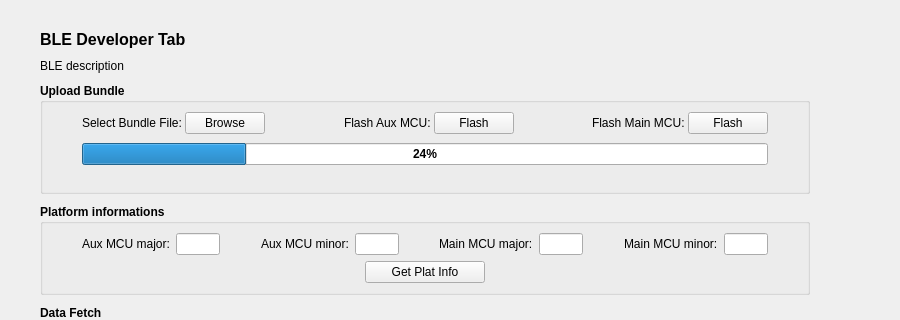
First picture: the form in src/BleDev.ui, repository mooltipass/moolticute, before the edit; both pictures show x 0 to 900 and y 0 to 320 of the 900 by 575 pixel window.
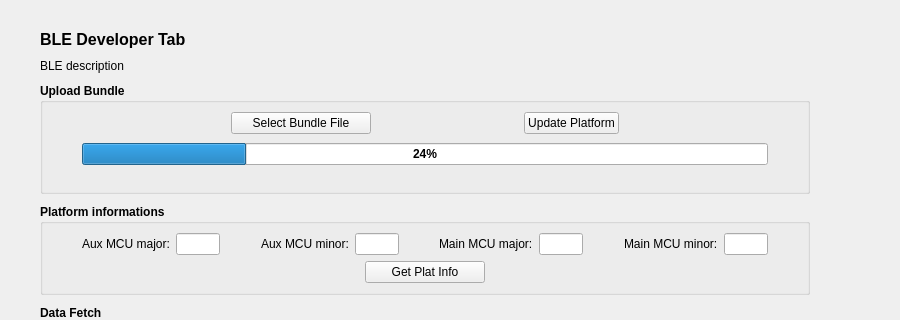
Second picture: the form after the edit.

Commit message: [BLE] Use one Update Platform button instead of separate Aux and Main MCU Flash buttons

Patch:
```diff
--- a/src/BleDev.ui
+++ b/src/BleDev.ui
@@ -122,35 +122,26 @@
          <number>6</number>
         </property>
         <item>
-         <widget class="QLabel" name="label_bundleText">
-          <property name="sizePolicy">
-           <sizepolicy hsizetype="Expanding" vsizetype="Expanding">
-            <horstretch>0</horstretch>
-            <verstretch>0</verstretch>
-           </sizepolicy>
+         <spacer name="horizontalSpacer_7">
+          <property name="orientation">
+           <enum>Qt::Horizontal</enum>
           </property>
-          <property name="maximumSize">
+          <property name="sizeHint" stdset="0">
            <size>
-            <width>125</width>
-            <height>16777215</height>
+            <width>40</width>
+            <height>20</height>
            </size>
           </property>
-          <property name="font">
-           <font>
-            <weight>50</weight>
-            <bold>false</bold>
-           </font>
-          </property>
-          <property name="text">
-           <string>Select Bundle File:</string>
-          </property>
-          <property name="scaledContents">
-           <bool>false</bool>
-          </property>
-         </widget>
+         </spacer>
         </item>
         <item>
          <widget class="QPushButton" name="btnFileBrowser">
+          <property name="minimumSize">
+           <size>
+            <width>140</width>
+            <height>0</height>
+           </size>
+          </property>
           <property name="maximumSize">
            <size>
             <width>100</width>
@@ -164,7 +155,7 @@
            </font>
           </property>
           <property name="text">
-           <string>Browse</string>
+           <string>Select Bundle File</string>
           </property>
          </widget>
         </item>
@@ -182,26 +173,7 @@
          </spacer>
         </item>
         <item>
-         <widget class="QLabel" name="label_ReflashAuxMCU">
-          <property name="minimumSize">
-           <size>
-            <width>0</width>
-            <height>0</height>
-           </size>
-          </property>
-          <property name="font">
-           <font>
-            <weight>50</weight>
-            <bold>false</bold>
-           </font>
-          </property>
-          <property name="text">
-           <string>Flash Aux MCU:</string>
-          </property>
-         </widget>
-        </item>
-        <item>
-         <widget class="QPushButton" name="btnReflashAuxMCU">
+         <widget class="QPushButton" name="btnUpdatePlatform">
           <property name="minimumSize">
            <size>
             <width>80</width>
@@ -221,7 +193,7 @@
            </font>
           </property>
           <property name="text">
-           <string>Flash</string>
+           <string>Update Platform</string>
           </property>
          </widget>
         </item>
@@ -238,44 +210,6 @@
           </property>
          </spacer>
         </item>
-        <item>
-         <widget class="QLabel" name="label_FlashMainMCU">
-          <property name="font">
-           <font>
-            <weight>50</weight>
-            <bold>false</bold>
-           </font>
-          </property>
-          <property name="text">
-           <string>Flash Main MCU:</string>
-          </property>
-         </widget>
-        </item>
-        <item>
-         <widget class="QPushButton" name="btnFlashMainMCU">
-          <property name="minimumSize">
-           <size>
-            <width>80</width>
-            <height>0</height>
-           </size>
-          </property>
-          <property name="maximumSize">
-           <size>
-            <width>16777215</width>
-            <height>16777215</height>
-           </size>
-          </property>
-          <property name="font">
-           <font>
-            <weight>50</weight>
-            <bold>false</bold>
-           </font>
-          </property>
-          <property name="text">
-           <string>Flash</string>
-          </property>
-         </widget>
-        </item>
        </layout>
       </item>
       <item>
```
The commit also changes 9 other files.
